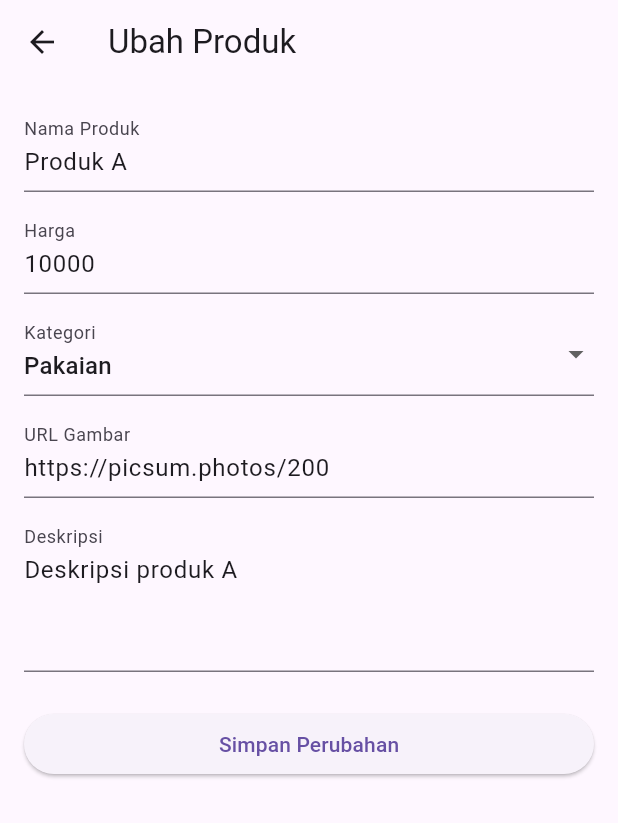
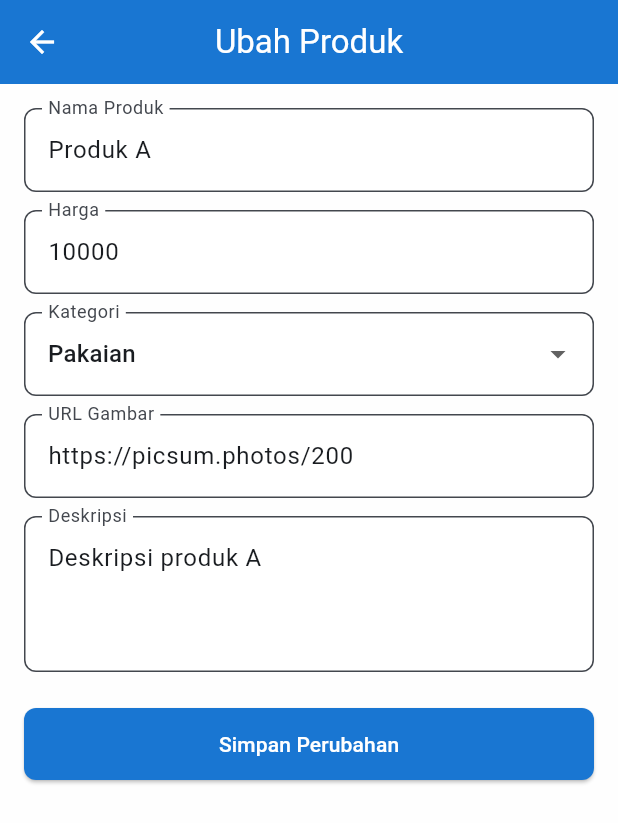
Before and after one commit to Nathh-n/fundamental-flutter, a Flutter app: the ProductFormScreen screen opened directly with sample values from the repository, on a phone screen of 412 x 824 dp. Shown: the top 823 px of the screen. Run offline on Flutter 3.47's test engine with Material 3 defaults, Android fonts, the phone set to English and light mode, and no system bars; network calls fail.

Commit message:
add theme

```diff
--- a/lib/features/home/screens/home_screen.dart
+++ b/lib/features/home/screens/home_screen.dart
@@ -81,7 +81,8 @@ class _HomeScreenState extends State<HomeScreen> {
       appBar: AppBar(
         title: const Text('Product Catalog Dashboard'),
       ),
-      body: Column(
+      body: SafeArea(
+        child: Column(
           children: [
             Padding(
               padding: const EdgeInsets.all(16),
@@ -138,6 +139,7 @@ class _HomeScreenState extends State<HomeScreen> {
             ),
           ],
         ),
+      ),
       floatingActionButton: FloatingActionButton(
         onPressed: _openAddProductForm,
         child: const Icon(Icons.add),
--- a/lib/features/home/screens/product_form_screen.dart
+++ b/lib/features/home/screens/product_form_screen.dart
@@ -62,7 +62,8 @@ class _ProductFormScreenState extends State<ProductFormScreen> {
       appBar: AppBar(
         title: Text(_isEditMode ? 'Ubah Produk' : 'Tambah Produk'),
       ),
-      body: SingleChildScrollView(
+      body: SafeArea(
+        child: SingleChildScrollView(
           padding: const EdgeInsets.all(16),
           child: Form(
             key: _formKey,
@@ -88,7 +89,7 @@ class _ProductFormScreenState extends State<ProductFormScreen> {
                 ),
                 const SizedBox(height: 12),
                 DropdownButtonFormField<String>(
-                value: _selectedCategory,
+                  initialValue: _selectedCategory,
                   decoration: const InputDecoration(labelText: 'Kategori'),
                   items: productCategories
                       .map((category) => DropdownMenuItem(
@@ -127,6 +128,7 @@ class _ProductFormScreenState extends State<ProductFormScreen> {
             ),
           ),
         ),
+      ),
     );
   }
 }
--- a/lib/main.dart
+++ b/lib/main.dart
@@ -1,4 +1,5 @@
 import 'package:flutter/material.dart';
+import 'core/theme/app_theme.dart';
 import 'features/home/screens/home_screen.dart';
 
 void main() {
@@ -12,7 +13,7 @@ class MyApp extends StatelessWidget {
   Widget build(BuildContext context) {
     return MaterialApp(
       title: 'Katalog Produk',
-      theme: ThemeData(primarySwatch: Colors.blue),
+      theme: AppTheme.lightTheme,
       home: const HomeScreen(),
     );
   }
```
Also changed, not shown: lib/core/theme/app_theme.dart (added, +43 -0 lines). Lines whose indentation alone changed are shown as unchanged.
